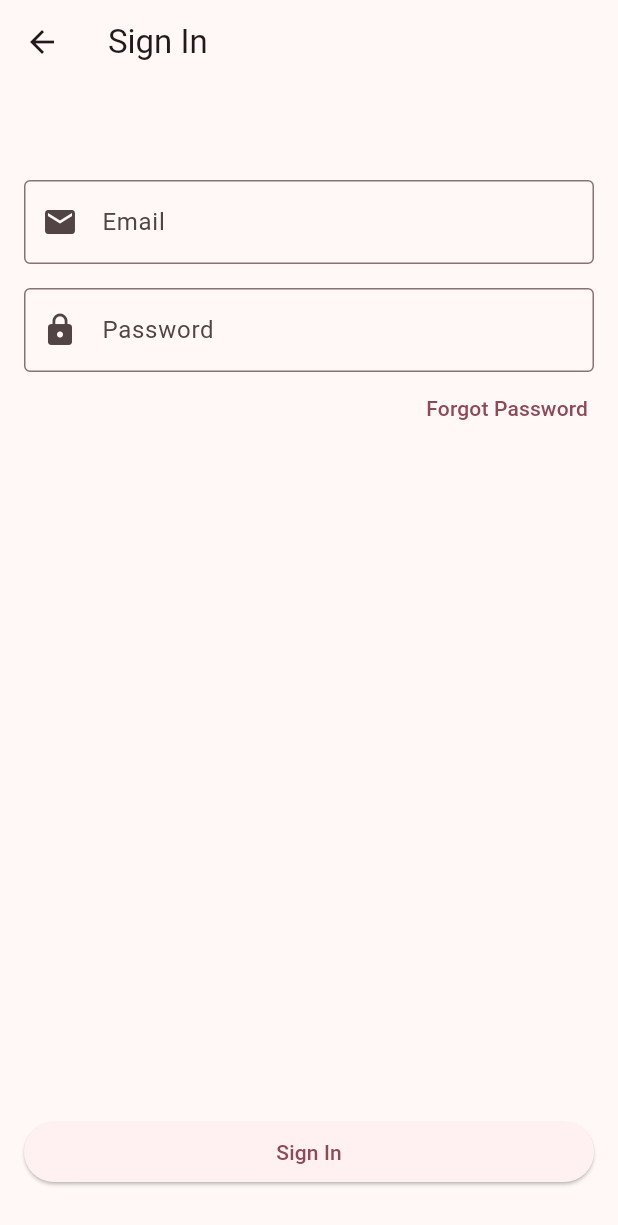
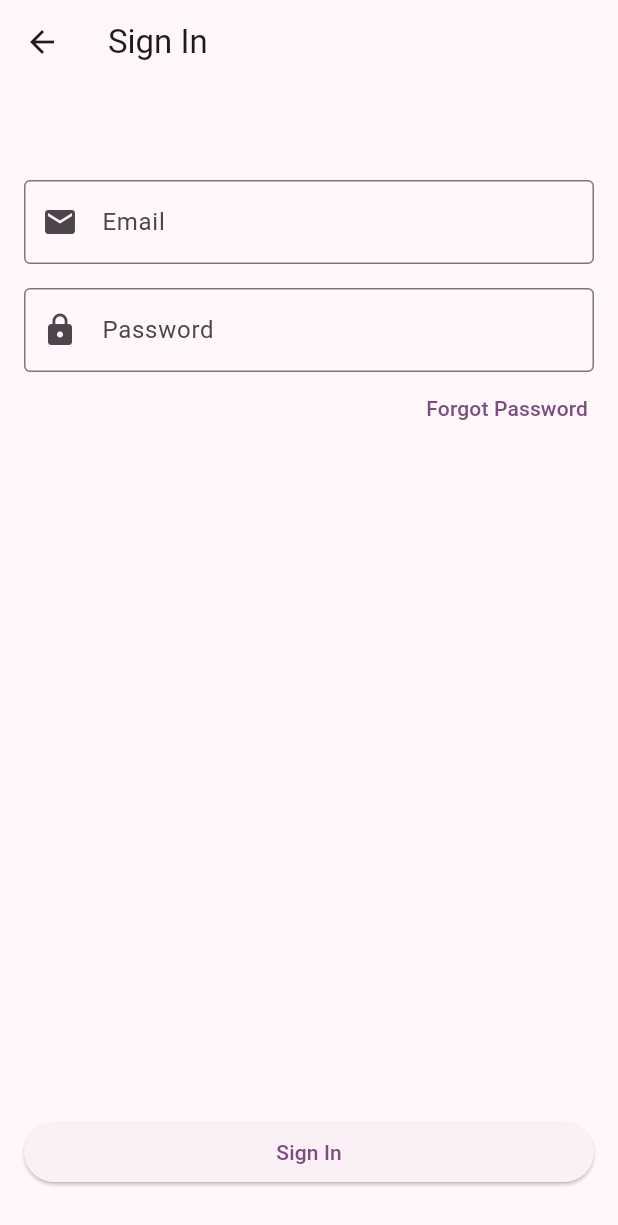
Before and after one commit to The-Vegapunks/dermai_flutter, a Flutter app: the screen it shows after launch, after a tap on "Sign In", on a phone screen of 412 x 824 dp. Shown: the top 1225 px of the screen. Run offline on Flutter 3.47's test engine with Material 3 defaults, Android fonts, the phone set to English and light mode, and no system bars; our stand-ins replace form_builder_validators, fpdart, supabase_flutter; accounts and stored records are empty.

Commit message:
temp page

```diff
--- a/lib/main.dart
+++ b/lib/main.dart
@@ -22,7 +22,7 @@ class MyApp extends StatelessWidget {
             TargetPlatform.android: PredictiveBackPageTransitionsBuilder(),
           },
         ),
-        colorScheme: ColorScheme.fromSeed(seedColor: Colors.pink),
+        colorScheme: ColorScheme.fromSeed(seedColor: Colors.purple),
         useMaterial3: true,
       ),
       darkTheme: ThemeData.dark(useMaterial3: true),
```
Also changed, not shown: lib/features/doctor/temp.dart (added).
